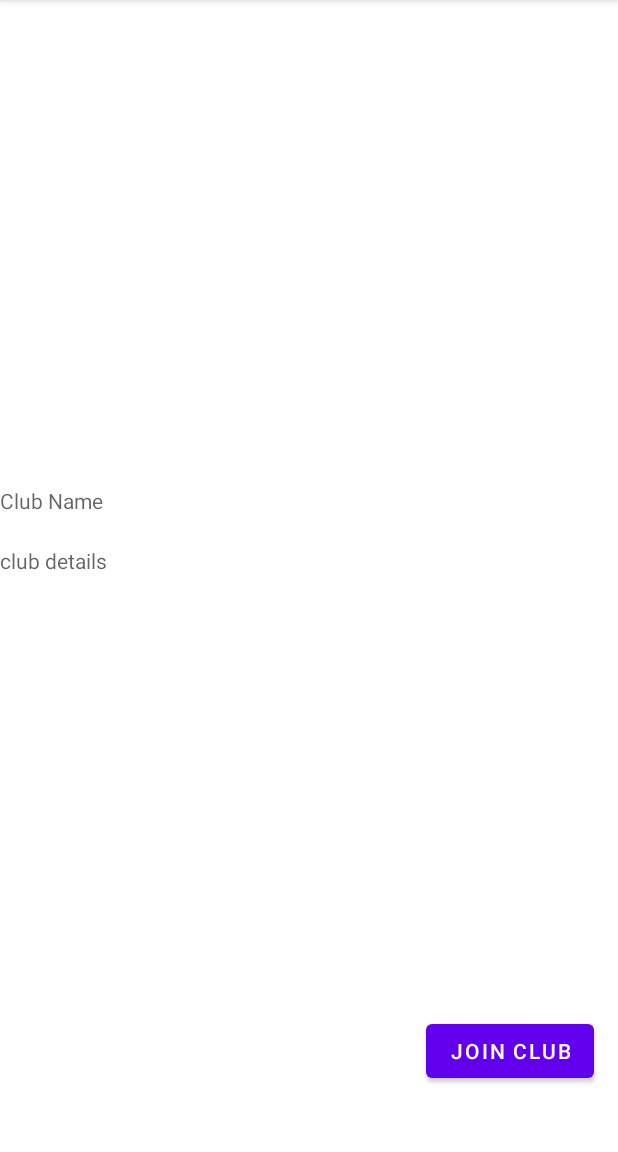
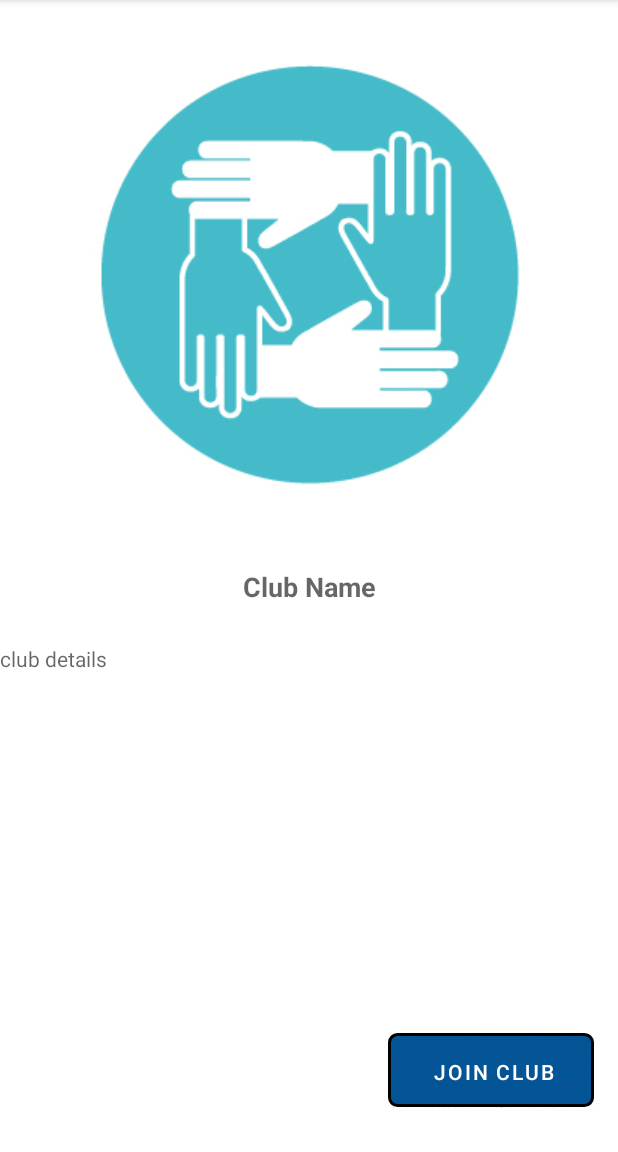
Before and after one commit to ChauPhucNguyen/MaverickBazaar, an Android app: the clubDisplay screen opened directly, with no data from a screen before it, on a phone screen of 412 x 824 dp, the part 84-1236 px from its top. Run offline under Robolectric (Android 15) with nearby library versions, the phone set to English and light mode, and no system bars.

Commit message:
fixed some UI

```diff
--- a/app/src/main/java/com/example/maverickbazaar/RecyclerAdapterClubs.java
+++ b/app/src/main/java/com/example/maverickbazaar/RecyclerAdapterClubs.java
@@ -64,6 +64,7 @@ public class RecyclerAdapterClubs extends RecyclerView.Adapter<RecyclerAdapterCl
             super(itemView);
             clubName = itemView.findViewById(R.id.tvClubNames);
             clubDetails  = itemView.findViewById(R.id.tvClubDetails);
+            itemView.setOnClickListener(this);
             this.context = context;
         }
 
--- a/app/src/main/java/com/example/maverickbazaar/RecyclerAdapterStore.java
+++ b/app/src/main/java/com/example/maverickbazaar/RecyclerAdapterStore.java
@@ -47,7 +47,7 @@ public class RecyclerAdapterStore extends RecyclerView.Adapter<RecyclerAdapterSt
         return images.length;
     }
 
-    public static class ImageViewHolder extends RecyclerView.ViewHolder  implements View.OnClickListener{
+    public static class ImageViewHolder extends RecyclerView.ViewHolder implements View.OnClickListener{
         ImageView img;
         TextView img_det,img_price;
         Context context;
--- a/app/src/main/java/com/example/maverickbazaar/clubDisplay.java
+++ b/app/src/main/java/com/example/maverickbazaar/clubDisplay.java
@@ -20,18 +20,15 @@ public class clubDisplay extends AppCompatActivity {
         super.onCreate(savedInstanceState);
         setContentView(R.layout.activity_club_display);
 
-        imageView = findViewById(R.id.clubImg);
         name = findViewById(R.id.clubName);
         detail = findViewById(R.id.clubDetails);
         join = findViewById(R.id.joinClub);
 
-        imageView.setImageResource((getIntent().getIntExtra("image_id",00)));
         name.setText(getIntent().getStringExtra("club_name"));
         detail.setText(getIntent().getStringExtra("club_details"));
 
         final String club_name = getIntent().getStringExtra("club_name");
         final String club_details = getIntent().getStringExtra("club_details");
-        final int img = getIntent().getIntExtra("imageID", 00);
 
         join.setOnClickListener(v -> {
             Toast.makeText(clubDisplay.this, "You have joined the club", Toast.LENGTH_SHORT).show();
--- a/app/src/main/res/layout/activity_club_display.xml
+++ b/app/src/main/res/layout/activity_club_display.xml
@@ -6,47 +6,65 @@
     android:layout_height="match_parent"
     tools:context=".clubDisplay">
 
-    <ImageView
-        android:id="@+id/clubImg"
-        android:layout_width="0dp"
-        android:layout_height="0dp"
-        android:padding="5dp"
-        app:layout_constraintBottom_toTopOf="@+id/clubName"
-        app:layout_constraintEnd_toEndOf="parent"
-        app:layout_constraintStart_toStartOf="parent"
-        app:layout_constraintTop_toTopOf="parent" />
-
     <Button
         android:id="@+id/joinClub"
-        android:layout_width="wrap_content"
-        android:layout_height="wrap_content"
-        android:layout_marginEnd="16dp"
-        android:layout_marginBottom="43dp"
+        android:layout_width="134dp"
+        android:layout_height="48dp"
+        android:background="@drawable/transparent"
         android:text="Join Club"
         app:layout_constraintBottom_toBottomOf="parent"
         app:layout_constraintEnd_toEndOf="parent"
-        app:layout_constraintTop_toBottomOf="@+id/clubDetails" />
+        app:layout_constraintHorizontal_bias="0.942"
+        app:layout_constraintStart_toStartOf="parent"
+        app:layout_constraintTop_toTopOf="parent"
+        app:layout_constraintVertical_bias="0.959" />
 
     <TextView
         android:id="@+id/clubName"
-        android:layout_width="416dp"
+        android:layout_width="0dp"
         android:layout_height="40dp"
         android:hint="Club Name"
-        app:layout_constraintBottom_toTopOf="@+id/clubDetails"
+        android:textAlignment="center"
+        android:textSize="18sp"
+        android:textStyle="bold"
+        app:layout_constraintBottom_toBottomOf="parent"
         app:layout_constraintEnd_toEndOf="parent"
         app:layout_constraintHorizontal_bias="0.0"
         app:layout_constraintStart_toStartOf="parent"
-        app:layout_constraintTop_toBottomOf="@+id/clubImg" />
+        app:layout_constraintTop_toTopOf="parent"
+        app:layout_constraintVertical_bias="0.52" />
 
     <TextView
         android:id="@+id/clubDetails"
-        android:layout_width="413dp"
+        android:layout_width="0dp"
         android:layout_height="233dp"
-        android:layout_marginBottom="79dp"
         android:hint="club details"
-        app:layout_constraintBottom_toTopOf="@+id/joinClub"
+        app:layout_constraintBottom_toBottomOf="parent"
         app:layout_constraintEnd_toEndOf="parent"
-        app:layout_constraintHorizontal_bias="0.0"
         app:layout_constraintStart_toStartOf="parent"
-        app:layout_constraintTop_toBottomOf="@+id/clubName" />
+        app:layout_constraintTop_toTopOf="parent"
+        app:layout_constraintVertical_bias="0.803" />
+
+    <ImageView
+        android:id="@+id/imageView22"
+        android:layout_width="wrap_content"
+        android:layout_height="wrap_content"
+        app:layout_constraintBottom_toBottomOf="parent"
+        app:layout_constraintEnd_toEndOf="parent"
+        app:layout_constraintStart_toStartOf="parent"
+        app:layout_constraintTop_toTopOf="parent"
+        app:layout_constraintVertical_bias="0.013"
+        app:srcCompat="@drawable/utaclubimage" />
+
+    <ImageView
+        android:id="@+id/imageView23"
+        android:layout_width="137dp"
+        android:layout_height="49dp"
+        app:layout_constraintBottom_toBottomOf="parent"
+        app:layout_constraintEnd_toEndOf="parent"
+        app:layout_constraintHorizontal_bias="0.941"
+        app:layout_constraintStart_toStartOf="parent"
+        app:layout_constraintTop_toTopOf="parent"
+        app:layout_constraintVertical_bias="0.958"
+        app:srcCompat="@drawable/rectangle" />
 </androidx.constraintlayout.widget.ConstraintLayout>
--- a/app/src/main/res/layout/activity_create_form.xml
+++ b/app/src/main/res/layout/activity_create_form.xml
@@ -82,11 +82,11 @@
 
     <ImageView
         android:id="@+id/imageView5"
-        android:layout_width="411dp"
+        android:layout_width="0dp"
         android:layout_height="48dp"
         app:layout_constraintBottom_toBottomOf="parent"
         app:layout_constraintEnd_toEndOf="parent"
-        app:layout_constraintHorizontal_bias="0.0"
+        app:layout_constraintHorizontal_bias="1.0"
         app:layout_constraintStart_toStartOf="parent"
         app:layout_constraintTop_toTopOf="parent"
         app:layout_constraintVertical_bias="1.0"
--- a/app/src/main/res/layout/activity_exchange_make.xml
+++ b/app/src/main/res/layout/activity_exchange_make.xml
@@ -49,7 +49,7 @@
 
     <TextView
         android:id="@+id/textView8"
-        android:layout_width="412dp"
+        android:layout_width="0dp"
         android:layout_height="49dp"
         android:background="@drawable/rectangle_noangles"
         android:text="Body:"
--- a/app/src/main/res/layout/activity_payments.xml
+++ b/app/src/main/res/layout/activity_payments.xml
@@ -157,7 +157,7 @@
 
     <TextView
         android:id="@+id/paymentType"
-        android:layout_width="411dp"
+        android:layout_width="0dp"
         android:layout_height="wrap_content"
         android:background="@drawable/rectangle_noangles"
         android:text="Select Payment Type"
@@ -199,7 +199,7 @@
 
     <ImageView
         android:id="@+id/imageView16"
-        android:layout_width="410dp"
+        android:layout_width="0dp"
         android:layout_height="58dp"
         app:layout_constraintBottom_toBottomOf="parent"
         app:layout_constraintHorizontal_bias="0.0"
```
Also changed, not shown: app/src/main/java/com/example/maverickbazaar/CreateForm.java (+3 -4 lines), app/src/main/res/layout/activity_checkout.xml (+4 -5 lines), app/src/main/res/layout/activity_clubs.xml (+33 -8 lines), app/src/main/res/layout/activity_main.xml (+5 -5 lines), app/src/main/res/layout/activity_order_history_list.xml (+14 -2 lines), app/src/main/res/layout/exchangelayout.xml (+14 -6 lines), app/src/main/res/layout/list_club.xml (+12 -12 lines), app/src/main/res/drawable/utaclubimage.png (added).
